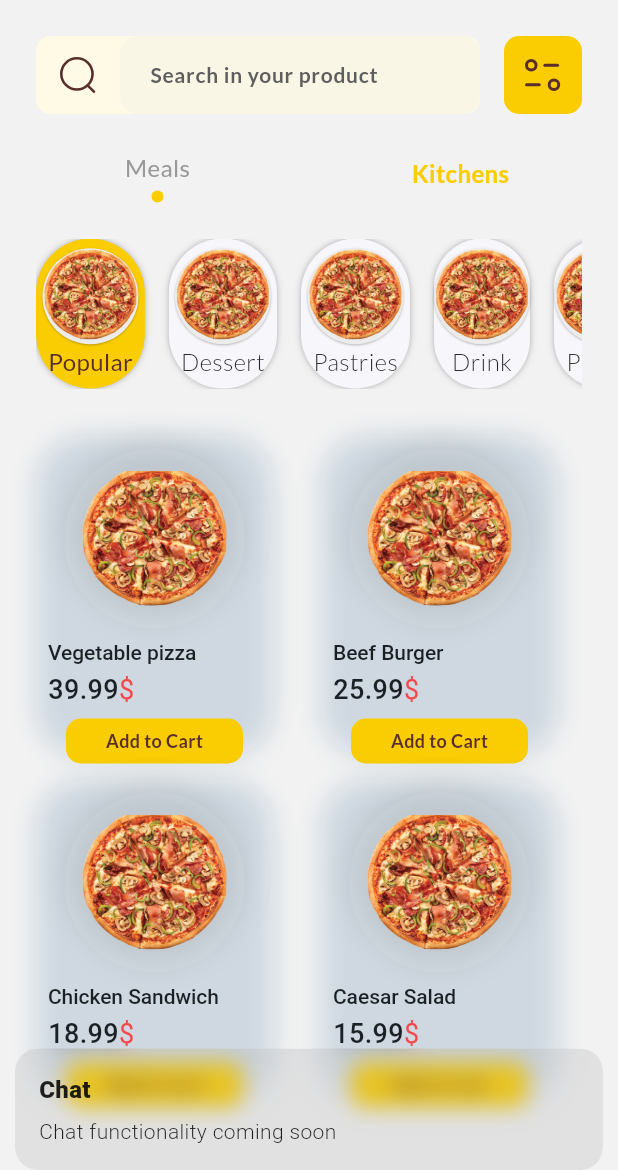
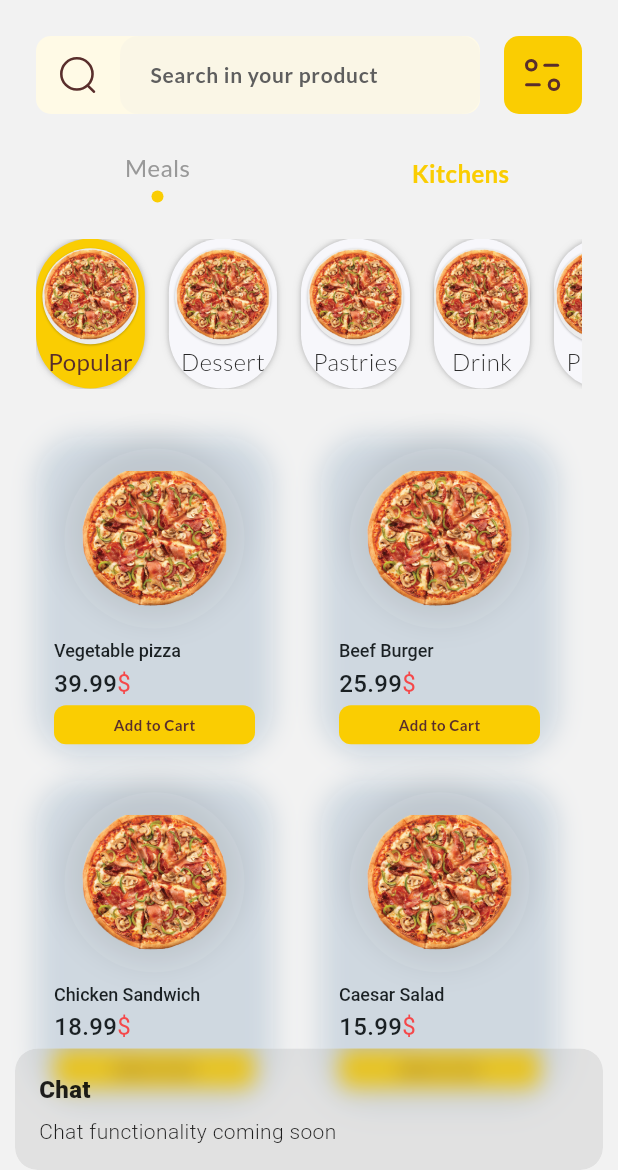
Before and after one commit to PsItProjects/mrchef, a Flutter app: the CategoriesScreen screen opened by its route, after a tap on an icon or button, on a phone screen of 412 x 824 dp, the part 66-1236 px from its top. Run offline on Flutter 3.47's test engine with Material 3 defaults, Android fonts, the phone set to English and light mode, and no system bars; our stand-ins replace awesome_bottom_bar, dio, easy_stepper, flutter_svg, get, shared_preferences and 1 more; missing offline and left inert: segmented_button_slide; accounts and stored records are empty; network calls fail; Roboto replaces fonts that are missing (Tajawal).

```diff
--- a/lib/core/constants/api_constants.dart
+++ b/lib/core/constants/api_constants.dart
@@ -1,10 +1,10 @@
 class ApiConstants {
   // 🎯 CONTROL VARIABLE - Change this to switch between servers
-  static const bool useProductionServer = true; // true = Production, false = Local
+  static const bool useProductionServer = true; // true = Production, false = Local (temporarily using local due to empty production DB)
 
   // Server URLs
   static const String _productionUrl = 'https://mr-shife-backend-main-ygodva.laravel.cloud/api';
-  static const String _localUrl = 'http://172.20.20.23:8000/api';
+  static const String _localUrl = 'http://localhost:8000/api';
 
   // Base URL for the API (automatically switches based on useProductionServer)
   static String get baseUrl => useProductionServer ? _productionUrl : _localUrl;
--- a/lib/core/network/api_client.dart
+++ b/lib/core/network/api_client.dart
@@ -1,9 +1,9 @@
 import 'package:dio/dio.dart';
 import 'package:get/get.dart' as getx;
 import 'package:shared_preferences/shared_preferences.dart';
+import '../constants/api_constants.dart';
 
 class ApiClient {
-  static const String baseUrl = 'https://mr-shife-backend-main-ygodva.laravel.cloud/api';
 
   late Dio _dio;
   static ApiClient? _instance;
@@ -19,10 +19,12 @@
   }
 
   void _setupInterceptors() {
-    _dio.options.baseUrl = baseUrl;
+    _dio.options.baseUrl = ApiConstants.baseUrl;
     _dio.options.connectTimeout = const Duration(seconds: 30);
     _dio.options.receiveTimeout = const Duration(seconds: 30);
     _dio.options.sendTimeout = const Duration(seconds: 30);
+
+    print('🔧 ApiClient initialized with: ${ApiConstants.currentServerInfo}');
 
     // Request interceptor
     _dio.interceptors.add(
--- a/lib/features/categories/controllers/categories_controller.dart
+++ b/lib/features/categories/controllers/categories_controller.dart
@@ -55,9 +55,20 @@
       // Load categories
       if (pageData['categories'] != null) {
         final List<dynamic> categoriesData = pageData['categories'];
+        if (kDebugMode) {
+          print('🔍 RAW CATEGORIES DATA: $categoriesData');
+        }
+
         final categories = categoriesData
             .map((json) => CategoryModel.fromJson(json))
             .toList();
+
+        if (kDebugMode) {
+          print('🔍 PARSED CATEGORIES: ${categories.length} categories');
+          for (var cat in categories) {
+            print('   - ${cat.name} (ID: ${cat.id})');
+          }
+        }
 
         // تحديد التصنيف الأول كمحدد افتراضياً
         if (categories.isNotEmpty) {
@@ -66,6 +77,13 @@
         }
 
         categoryChips.value = categories;
+        if (kDebugMode) {
+          print('✅ CATEGORY CHIPS UPDATED: ${categoryChips.length} chips');
+        }
+      } else {
+        if (kDebugMode) {
+          print('⚠️ NO CATEGORIES DATA IN RESPONSE');
+        }
       }
 
       // Load kitchens
@@ -404,17 +422,44 @@
 
   /// Refresh categories from API
   Future<void> refreshCategories() async {
-    await _loadCategories();
+    try {
+      await _loadCategories();
+      if (kDebugMode) {
+        print('✅ Categories refreshed successfully');
+      }
+    } catch (e) {
+      if (kDebugMode) {
+        print('❌ Error refreshing categories: $e');
+      }
+    }
   }
 
   /// Refresh kitchens from API
   Future<void> refreshKitchens() async {
-    await _loadKitchens();
+    try {
+      await _loadKitchens();
+      if (kDebugMode) {
+        print('✅ Kitchens refreshed successfully');
+      }
+    } catch (e) {
+      if (kDebugMode) {
+        print('❌ Error refreshing kitchens: $e');
+      }
+    }
   }
 
   /// Refresh categories page data from API
   Future<void> refreshCategoriesPageData() async {
-    await _loadCategoriesPageData();
+    try {
+      await _loadCategoriesPageData();
+      if (kDebugMode) {
+        print('✅ Categories page data refreshed successfully');
+      }
+    } catch (e) {
+      if (kDebugMode) {
+        print('❌ Error refreshing categories page data: $e');
+      }
+    }
   }
 
   void showFilters() {
--- a/lib/features/categories/widgets/category_filter_chips.dart
+++ b/lib/features/categories/widgets/category_filter_chips.dart
@@ -11,10 +11,26 @@
     return Container(
       height: 100, // Height from Figma
       padding: const EdgeInsets.symmetric(horizontal: 24),
-      child: Obx(() => ListView.builder(
-        scrollDirection: Axis.horizontal,
-        itemCount: controller.categoryChips.length,
-        itemBuilder: (context, index) {
+      child: Obx(() {
+        print('🔍 CategoryFilterChips: Building with ${controller.categoryChips.length} categories');
+        if (controller.categoryChips.isEmpty) {
+          print('⚠️ CategoryFilterChips: No categories to display');
+          return const Center(
+            child: Text(
+              'لا توجد تصنيفات متاحة',
+              style: TextStyle(
+                fontFamily: 'Lato',
+                fontSize: 16,
+                color: Color(0xFF262626),
+              ),
+            ),
+          );
+        }
+
+        return ListView.builder(
+          scrollDirection: Axis.horizontal,
+          itemCount: controller.categoryChips.length,
+          itemBuilder: (context, index) {
           final chip = controller.categoryChips[index];
           return Container(
             margin: const EdgeInsets.only(right: 16),
@@ -93,8 +109,8 @@
               ),
             ),
           );
-        },
-      )),
+        });
+      }),
     );
   }
 }
--- a/lib/features/home/pages/categories_screen.dart
+++ b/lib/features/home/pages/categories_screen.dart
@@ -1,7 +1,6 @@
 import 'package:flutter/material.dart';
 import 'package:flutter_svg/flutter_svg.dart';
 import 'package:get/get.dart';
-import 'package:mrsheaf/core/theme/app_theme.dart';
 import 'package:mrsheaf/features/categories/controllers/categories_controller.dart';
 import 'package:mrsheaf/features/categories/widgets/categories_header.dart';
 import 'package:mrsheaf/features/categories/widgets/search_bar_with_filter.dart';
@@ -43,18 +42,24 @@
               child: TabBarView(
                 controller: controller.tabController,
                 children: [
-                  // Meals tab with CustomScrollView
-                  CustomScrollView(
+                  // Meals tab with RefreshIndicator
+                  RefreshIndicator(
+                    onRefresh: () async {
+                      await controller.refreshCategoriesPageData();
+                    },
+                    color: const Color(0xFFFACD02), // Primary yellow color
+                    backgroundColor: Colors.white,
+                    child: CustomScrollView(
                       slivers: [
                         // Category filter chips
-                      SliverToBoxAdapter(
+                        const SliverToBoxAdapter(
                           child: Column(
                             mainAxisSize: MainAxisSize.min,
                             children: [
-                            const CategoryFilterChips(),
-                            const SizedBox(height: 16),
-                            const FilterResultChips(),
-                            const SizedBox(height: 16),
+                              CategoryFilterChips(),
+                              SizedBox(height: 16),
+                              FilterResultChips(),
+                              SizedBox(height: 16),
                             ],
                           ),
                         ),
@@ -96,9 +101,16 @@
                         ),
                       ],
                     ),
+                  ),
 
-                  // Kitchens tab with CustomScrollView
-                  CustomScrollView(
+                  // Kitchens tab with RefreshIndicator
+                  RefreshIndicator(
+                    onRefresh: () async {
+                      await controller.refreshKitchens();
+                    },
+                    color: const Color(0xFFFACD02), // Primary yellow color
+                    backgroundColor: Colors.white,
+                    child: CustomScrollView(
                       slivers: [
                         SliverPadding(
                           padding: const EdgeInsets.symmetric(horizontal: 24.0),
@@ -126,6 +138,7 @@
                         ),
                       ],
                     ),
+                  ),
                 ],
               ),
             ),
--- a/lib/features/home/widgets/product_card.dart
+++ b/lib/features/home/widgets/product_card.dart
@@ -77,23 +77,28 @@
 
             // Product details
             Expanded(
+              child: Padding(
+                padding: const EdgeInsets.symmetric(horizontal: 4.0),
                 child: Column(
                   mainAxisAlignment: MainAxisAlignment.spaceBetween,
+                  mainAxisSize: MainAxisSize.min,
                   children: [
                     // Product name and price
-                  Column(
+                    Flexible(
+                      child: Column(
                         crossAxisAlignment: CrossAxisAlignment.start,
+                        mainAxisSize: MainAxisSize.min,
                         children: [
                           Text(
                             product['name'] ?? 'Special beef burger',
                             style: const TextStyle(
                               fontFamily: 'Tajawal',
                               fontWeight: FontWeight.w500,
-                          fontSize: 14,
+                              fontSize: 12,
                               color: Color(0xFF1A2023),
                               letterSpacing: -0.04,
                             ),
-                        maxLines: 2,
+                            maxLines: 1,
                             overflow: TextOverflow.ellipsis,
                           ),
                           const SizedBox(height: 2),
@@ -104,7 +109,7 @@
                                 style: const TextStyle(
                                   fontFamily: 'Tajawal',
                                   fontWeight: FontWeight.w500,
-                              fontSize: 18,
+                                  fontSize: 16,
                                   color: Color(0xFF1A2023),
                                 ),
                               ),
@@ -113,7 +118,7 @@
                                 style: TextStyle(
                                   fontFamily: 'Tajawal',
                                   fontWeight: FontWeight.w400,
-                              fontSize: 18,
+                                  fontSize: 16,
                                   color: Color(0xFFF5484A),
                                 ),
                               ),
@@ -121,18 +126,19 @@
                           ),
                         ],
                       ),
+                    ),
 
-                  const SizedBox(height: 6),
+                    const SizedBox(height: 4),
 
                     // Add to Cart button
                     GestureDetector(
                       onTap: () => controller.addToCart(product['id']),
                       child: Container(
-                      width: 118,
-                      height: 30,
+                        width: double.infinity,
+                        height: 26,
                         decoration: BoxDecoration(
                           color: AppColors.primaryColor,
-                        borderRadius: BorderRadius.circular(10),
+                          borderRadius: BorderRadius.circular(8),
                         ),
                         child: const Center(
                           child: Text(
@@ -140,7 +146,7 @@
                             style: TextStyle(
                               fontFamily: 'Lato',
                               fontWeight: FontWeight.w700,
-                            fontSize: 12,
+                              fontSize: 10,
                               color: Color(0xFF592E2C),
                             ),
                           ),
@@ -150,6 +156,7 @@
                   ],
                 ),
               ),
+            ),
           ],
         ),
       ),
```
Lines whose indentation alone changed are shown as unchanged.
